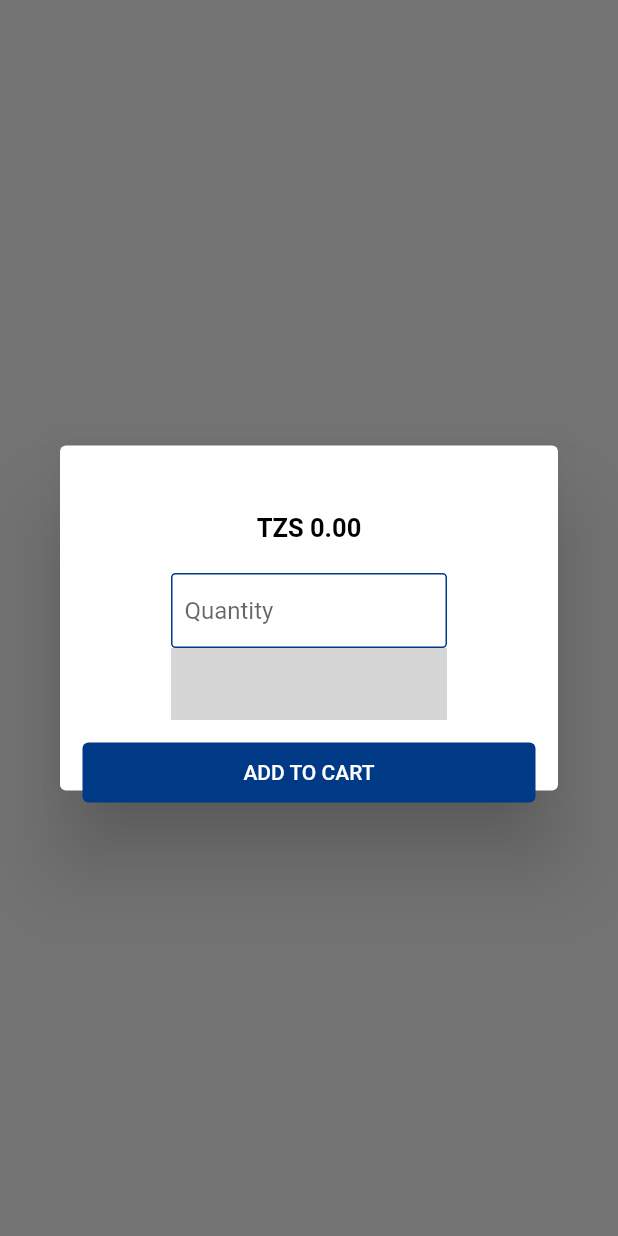
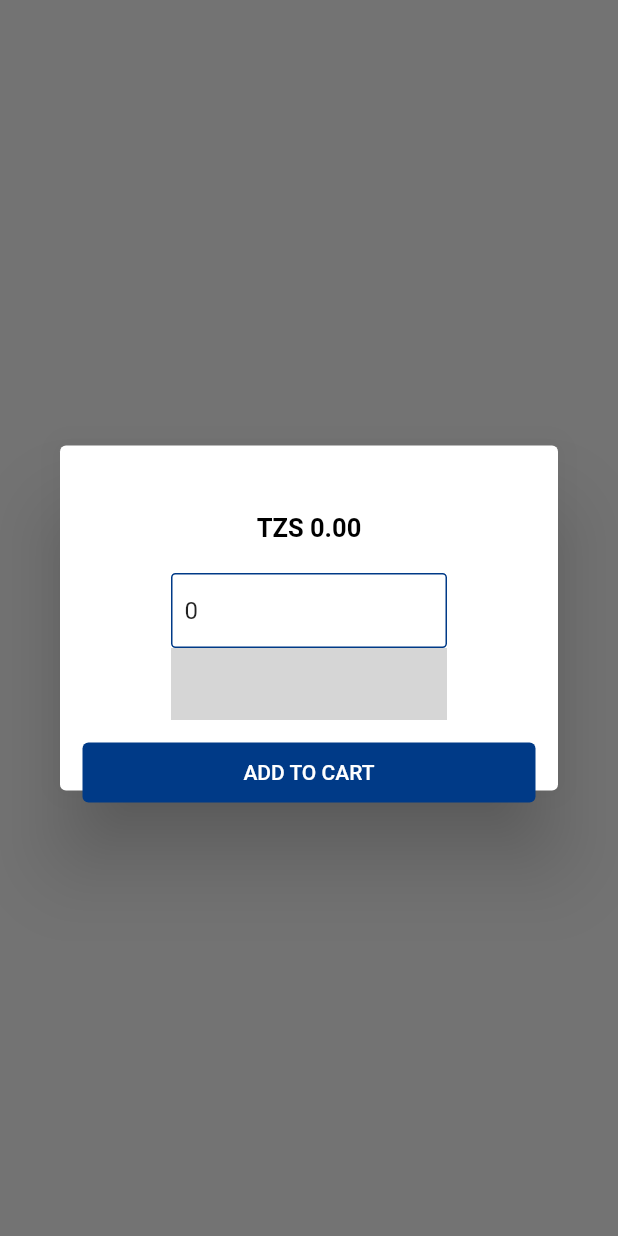
Before and after one commit to NEDA-LABS/Data-Fisha, a Flutter app: what addToCartView() shows on an empty page, opened directly with empty values, on a phone screen of 412 x 824 dp. Run offline on Flutter 3.47's test engine with Material 2 defaults, Android fonts, the phone set to English and light mode, and no system bars; our stand-ins replace flutter_form_builder, flutter_modular, flutter_svg, form_builder_validators; missing offline and left inert: bfast, builders, tekartik_app_flutter_sembast; grey boxes are pictures that could not be loaded.

Commit message:
update sales retail, fix add to cart and start working on checkout.

```diff
--- a/lib/core/components/choice_input_dropdown.dart
+++ b/lib/core/components/choice_input_dropdown.dart
@@ -31,7 +31,7 @@ class _ChoiceInputDropdown extends State<ChoiceInputDropdown> {
 
   _searchInput() => Padding(
       padding: const EdgeInsets.fromLTRB(8, 0, 8, 0),
-      child: textInput(
+      child: TextInput(
           onText: (d) {
             if (_debounce?.isActive ?? false) _debounce.cancel();
             _debounce = Timer(const Duration(milliseconds: 500), () {
--- a/lib/core/components/choices_input.dart
+++ b/lib/core/components/choices_input.dart
@@ -78,12 +78,12 @@ _showDialogOrModalSheetForChoose(
                         const BoxConstraints(maxWidth: 500, maxHeight: 300),
                     child: ChoiceInputDropdown(
                         items: items, onTitle: field, onText: onText)))),
-        (x) => showModalBottomSheet(
-            isScrollControlled: true,
+        (x) => showBottomSheet(
+            // isScrollControlled: true,
             enableDrag: true,
             context: x,
             builder: (context) => FractionallySizedBox(
-                  heightFactor: 0.9,
+                  // heightFactor: 0.9,
                   child: ChoiceInputDropdown(
                       items: items, onTitle: field, onText: onText),
                 )));
--- a/lib/core/components/text_input.dart
+++ b/lib/core/components/text_input.dart
@@ -1,9 +1,43 @@
+import 'dart:async';
+
 import 'package:flutter/material.dart';
 
 import 'input_box_decoration.dart';
 import 'input_error_message.dart';
 
 const _b = SizedBox();
+
+class TextInput extends StatefulWidget {
+  final Function(String) onText;
+  final String initialText;
+  final String placeholder;
+  final String error;
+  final String label;
+  final Widget icon;
+  final TextInputType type;
+  final int lines;
+  final int debounceTime;
+
+  const TextInput({
+    Key key,
+    @required this.onText,
+    this.initialText = '',
+    this.placeholder = '',
+    this.label = '',
+    this.icon = _b,
+    this.type = TextInputType.text,
+    this.error = '',
+    this.lines = 1,
+    this.debounceTime = 500,
+  }) : super(key: key);
+
+  @override
+  State<StatefulWidget> createState() => _TextInputState();
+}
+
+class _TextInputState extends State<TextInput> {
+  TextEditingController controller;
+  Timer _debounce;
 
   _labelStyle() => const TextStyle(fontSize: 14, fontWeight: FontWeight.w200);
 
@@ -19,42 +53,61 @@ _inputDecoration(String hint) => InputDecoration(
       hintText: hint ?? '',
       contentPadding: _inputPadding());
 
-_input(error, onText, type, placeholder, icon, lines) => Builder(
+  _input(error, onText, type, placeholder, icon, lines,
+          TextEditingController controller, int debounceTime) =>
+      Builder(
         builder: (context) => Container(
           decoration: inputBoxDecoration(context, error),
           child: Row(
             children: [
-            _fulWidthTextField(onText, type, placeholder, lines),
+              _fulWidthTextField(
+                  onText, type, placeholder, lines, controller, debounceTime),
               icon
             ],
           ),
         ),
       );
 
-_fulWidthTextField(onText, type, placeholder, lines) => Expanded(
+  _fulWidthTextField(onText, type, placeholder, lines,
+          TextEditingController controller, int debounceTime) =>
+      Expanded(
           child: TextField(
+        controller: controller,
         autofocus: false,
         maxLines: lines,
-      onChanged: onText,
+        onChanged: (text) {
+          if (_debounce?.isActive ?? false) _debounce.cancel();
+          _debounce = Timer(
+            Duration(milliseconds: debounceTime),
+            () => onText(text),
+          );
+        },
         keyboardType: type,
         decoration: _inputDecoration(placeholder),
       ));
 
-textInput({
-  @required Function(String) onText,
-  String initialText = '',
-  String placeholder = '',
-  String label = '',
-  Widget icon = _b,
-  TextInputType type = TextInputType.text,
-  String error = '',
-  int lines = 1,
-}) =>
-    Column(
+  @override
+  void initState() {
+    controller = TextEditingController(text: widget.initialText);
+    super.initState();
+  }
+
+  @override
+  Widget build(BuildContext context) => Column(
         crossAxisAlignment: CrossAxisAlignment.start,
         children: [
-        label is String && label.isEmpty ? Container(height: 10,) : _label(label),
-        _input(error, onText, type, placeholder, icon, lines),
-        inputErrorMessageOrEmpty(error),
+          widget.label is String && widget.label.isEmpty
+              ? Container(height: 10)
+              : _label(widget.label),
+          _input(widget.error, widget.onText, widget.type, widget.placeholder,
+              widget.icon, widget.lines, controller, widget.debounceTime),
+          inputErrorMessageOrEmpty(widget.error),
         ],
       );
+
+  @override
+  void dispose() {
+    _debounce?.cancel();
+    super.dispose();
+  }
+}
--- a/lib/core/components/top_bar.dart
+++ b/lib/core/components/top_bar.dart
@@ -10,7 +10,7 @@ class StockAppBar extends PreferredSize with Disposable {
   final String title;
   final bool showSearch;
   final bool showBack;
-  final searchInput;
+  final Widget searchInput;
   final String backLink;
   final String searchHint;
   final Function openDrawer;
@@ -36,7 +36,7 @@ class StockAppBar extends PreferredSize with Disposable {
 
   @override
   AppBar build(BuildContext context) => AppBar(
-    elevation: 0,
+          elevation: 0,
           title: Text(title),
           bottom: showSearch
               ? searchInput ??
@@ -75,6 +75,7 @@ class StockAppBar extends PreferredSize with Disposable {
               alignment: Alignment.centerLeft,
               child: TextField(
                   autofocus: false,
+                  autocorrect: false,
                   maxLines: 1,
                   minLines: 1,
                   onChanged: (text) {
--- a/lib/sales/components/add_to_cart.dart
+++ b/lib/sales/components/add_to_cart.dart
@@ -1,7 +1,7 @@
 import 'package:flutter/material.dart';
+import 'package:smartstock_pos/core/components/active_component.dart';
 
 import '../../core/components/text_input.dart';
-import '../../core/services/util.dart';
 import '../models/cart.model.dart';
 import 'cart.dart';
 
@@ -12,35 +12,42 @@ void addToCartView({
   @required onAddToCart,
 }) =>
     showDialog(
-        context: context,
-        builder: (c) => Dialog(
-            child: Container(
-                decoration: _addToCartBoxDecoration(),
-                height: 230,
-                child: Column(children: <Widget>[
-                  _productAndPrice(cart.product, wholesale),
-                  _cartQuantityInput(context, cart),
-                  _addToCartButton(context, cart, onAddToCart)
-                ]))));
+      context: context,
+      builder: (c) => Dialog(
+        child: ActiveComponent(
+          initialState: {"p": cart.product, "q": cart.quantity},
+          builder: (context, states, updateState) => Container(
+            decoration: _addToCartBoxDecoration(),
+            height: 230,
+            child: Column(
+              children: <Widget>[
+                _productAndPrice(states['p'], wholesale),
+                _cartQuantityInput(context, states, updateState),
+                _addToCartButton(context, states, onAddToCart)
+              ],
+            ),
+          ),
+        ),
+      ),
+    );
 
-_cartQuantityInput(context, CartModel cart) => Container(
+_cartQuantityInput(context, states, updateState) => Container(
     constraints: const BoxConstraints(maxWidth: 200),
     decoration: BoxDecoration(borderRadius: BorderRadius.circular(5)),
     padding: const EdgeInsets.fromLTRB(8, 0, 8, 0),
-    child: textInput(
-        initialText: '${cart.quantity}',
+    child: TextInput(
+        initialText: '${states['q']}',
         lines: 1,
         placeholder: 'Quantity',
-        onText: (v) {
-          // TODO:
-        }));
+        type: TextInputType.number,
+        onText: (v) => updateState({'q': int.tryParse(v)})));
 
-_addToCartButton(context, cart, onAddToCart) => Container(
+_addToCartButton(context, states, onAddToCart) => Container(
     margin: const EdgeInsets.all(15),
     height: 40,
     width: MediaQuery.of(context).size.width,
     child: TextButton(
-        onPressed: () => onAddToCart(cart),
+        onPressed: () => onAddToCart(CartModel(product: states['p'],quantity: states['q'])),
         style: _addToCartButtonStyle(context),
         child:
             const Text("ADD TO CART", style: TextStyle(color: Colors.white))));
--- a/lib/sales/components/list_of_products.dart
+++ b/lib/sales/components/list_of_products.dart
@@ -36,4 +36,6 @@ _productPressed(context, product, wholesale, onAddToCart) => addToCartView(
     onAddToCart: onAddToCart);
 
 int _getPrice(product, wholesale) =>
-    product[wholesale ? "wholesalePrice" : 'retailPrice'];
+    product[wholesale ? "wholesalePrice" : 'retailPrice'] is double
+        ? product[wholesale ? "wholesalePrice" : 'retailPrice'].toInt()
+        : product[wholesale ? "wholesalePrice" : 'retailPrice'];
--- a/lib/sales/components/product_card.dart
+++ b/lib/sales/components/product_card.dart
@@ -4,7 +4,7 @@ import 'package:intl/intl.dart';
 Widget productCardItem({
   String productCategory,
   String productName,
-  int productPrice,
+  dynamic productPrice,
 }) =>
     Card(
         color: Colors.white,
--- a/lib/sales/components/sales_body.dart
+++ b/lib/sales/components/sales_body.dart
@@ -5,8 +5,10 @@ import 'list_of_products.dart';
 
 Widget salesBody({
   @required List products,
+  @required List carts,
   bool wholesale = false,
   @required onAddToCart,
+  @required BuildContext context
 }) =>
     Stack(
       children: [
@@ -24,7 +26,7 @@ Widget salesBody({
           bottom: 16,
           left: 16,
           right: 16,
-          child: cartPreview(wholesale: wholesale),
+          child: cartPreview(carts, wholesale, context),
         )
       ],
     );
--- a/lib/sales/pages/checkout.dart
+++ b/lib/sales/pages/checkout.dart
@@ -1,5 +1,6 @@
 import 'package:flutter/material.dart';
 import 'package:smartstock_pos/core/components/top_bar.dart';
+import 'package:smartstock_pos/sales/components/cart_drawer.dart';
 
 import '../../core/services/util.dart';
 import '../components/cart_preview.dart';
@@ -23,7 +24,7 @@ class CheckoutPage extends StatelessWidget {
           showSearch: true,
           onSearch: (d) {},
           searchHint: 'Customer'),
-      body: cartPreview(wholesale: wholesale),
+      body: cartDrawer(carts: [], wholesale: false),
     );
   }
 }
--- a/lib/sales/sales.dart
+++ b/lib/sales/sales.dart
@@ -18,7 +18,7 @@ class SalesModule extends Module {
             child: (context, args) => const WholesalePage()),
         ChildRoute('/retail',
             guards: [ActiveShopGuard()],
-            child: (context, args) => RetailPage()),
+            child: (context, args) => const RetailPage()),
         ChildRoute('/checkout/:type',
             guards: [ActiveShopGuard()],
             child: (context, args) => CheckoutPage(args))
--- a/lib/stocks/components/create_category_content.dart
+++ b/lib/stocks/components/create_category_content.dart
@@ -8,11 +8,11 @@ createCategoryContent() => Consumer<CategoryCreateState>(
         padding: const EdgeInsets.all(16),
         child: SingleChildScrollView(
           child: ListBody(children: [
-            textInput(
+            TextInput(
                 onText: (d) => state.updateState({'name': d}),
                 label: "Name",
                 error: state.err['name']),
-            textInput(
+            TextInput(
                 onText: (d) => state.updateState({'description': d}),
                 label: "Description",
                 lines: 3,
--- a/lib/stocks/components/create_item_content.dart
+++ b/lib/stocks/components/create_item_content.dart
@@ -8,16 +8,16 @@ createItemContent() => Consumer<ItemCreateState>(
         padding: const EdgeInsets.all(16),
         child: SingleChildScrollView(
           child: ListBody(children: [
-            textInput(
+            TextInput(
                 onText: (d) => state.updateState({'brand': d}),
                 label: "Brand name",
                 error: state.err['brand'],
                 placeholder: 'E.g Smartstock'),
-            textInput(
+            TextInput(
                 onText: (d) => state.updateState({'generic': d}),
                 label: "Generic name",
                 placeholder: 'E.g Stock management system'),
-            textInput(
+            TextInput(
                 onText: (d) => state.updateState({'packaging': d}),
                 label: "Packaging",
                 placeholder: "E.g 10 Kg"),
```
Also changed, not shown: lib/sales/components/cart_drawer.dart (+5 -5 lines), lib/sales/components/cart_preview.dart (+15 -13 lines), lib/sales/pages/retail.dart (+67 -44 lines), lib/sales/services/cart.dart (added, +17 -0 lines), lib/stocks/components/create_supplier_content.dart (+4 -4 lines), lib/stocks/components/product_create_form.dart (+6 -6 lines). Lines whose indentation alone changed are shown as unchanged.
